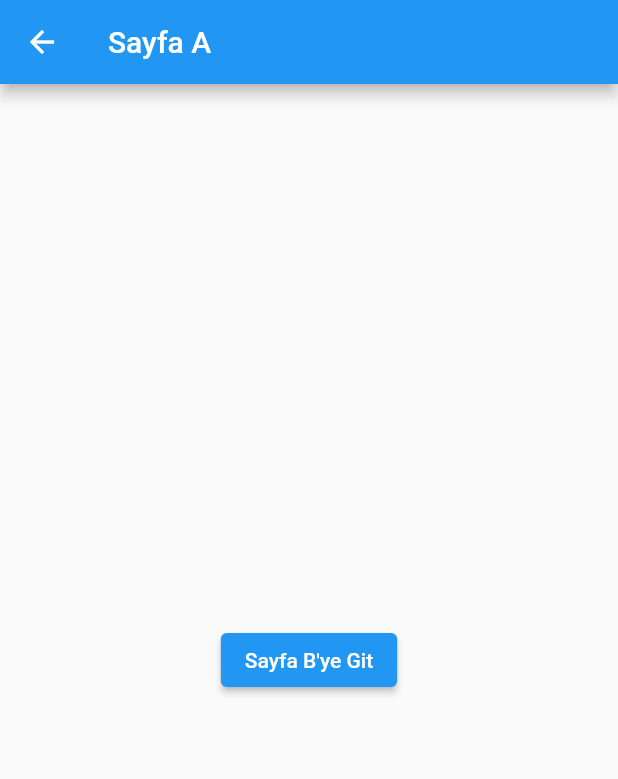
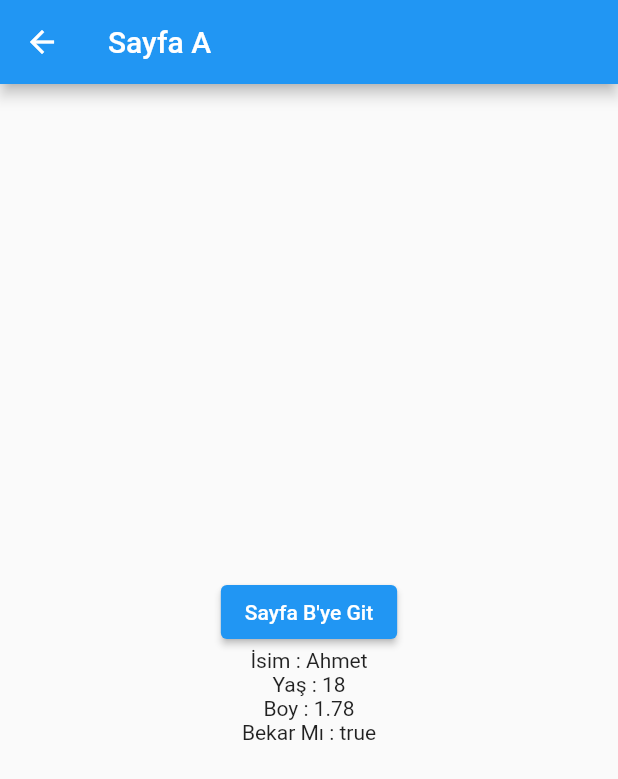
Before and after one commit to ertugrulsarioglu/Flutter-PagesSwitch, a Flutter app: the screen it shows after launch, after a tap on "Sayfa A'ya Git", on a phone screen of 412 x 824 dp. Shown: the top 779 px of the screen. Run offline on Flutter 3.47's test engine with Material 2 defaults, Android fonts, the phone set to English and light mode, and no system bars.

Commit message:
Initial commit

```diff
--- a/lib/Kisiler.dart
+++ b/lib/Kisiler.dart
@@ -0,0 +1,8 @@
+class Kisiler{
+  String isim;
+  int yas;
+  double boy;
+  bool berkarMi;
+
+  Kisiler({required this.isim,required this.yas,required this.boy,required this.berkarMi});
+}
--- a/lib/SayfaA.dart
+++ b/lib/SayfaA.dart
@@ -1,8 +1,13 @@
 import 'package:flutter/material.dart';
+import 'package:sayfa_gecis_uygulamasi/Kisiler.dart';
 import 'package:sayfa_gecis_uygulamasi/SayfaB.dart';
 
 class SayfaA extends StatefulWidget {
-  const SayfaA({Key? key}) : super(key: key);
+
+
+  Kisiler kisi;
+
+  SayfaA({required this.kisi});
 
   @override
   State<SayfaA> createState() => _SayfaAState();
@@ -25,6 +30,10 @@ class _SayfaAState extends State<SayfaA> {
                 Navigator.push(context, MaterialPageRoute(builder: (context) => SayfaB()));
               },
             ),
+            Text("İsim : ${widget.kisi.isim}"),
+            Text("Yaş : ${widget.kisi.yas}"),
+            Text("Boy : ${widget.kisi.boy}"),
+            Text("Bekar Mı : ${widget.kisi.berkarMi}"),
           ],
         ),
       ),
--- a/lib/main.dart
+++ b/lib/main.dart
@@ -1,4 +1,5 @@
 import 'package:flutter/material.dart';
+import 'package:sayfa_gecis_uygulamasi/Kisiler.dart';
 import 'package:sayfa_gecis_uygulamasi/SayfaA.dart';
 
 void main() {
@@ -48,7 +49,11 @@ class _AnasayfaState extends State<Anasayfa> {
             ElevatedButton(
                 child: Text("Sayfa A'ya Git"),
                 onPressed: (){
-                  Navigator.push(context, MaterialPageRoute(builder: (context) => SayfaA()));
+
+                  var kisi = Kisiler(isim: "Ahmet",yas: 18,boy: 1.78,berkarMi: true,);
+
+                  Navigator.push(context,
+                      MaterialPageRoute(builder: (context) => SayfaA(kisi: kisi,)));
                 },
             ),
           ],
```
